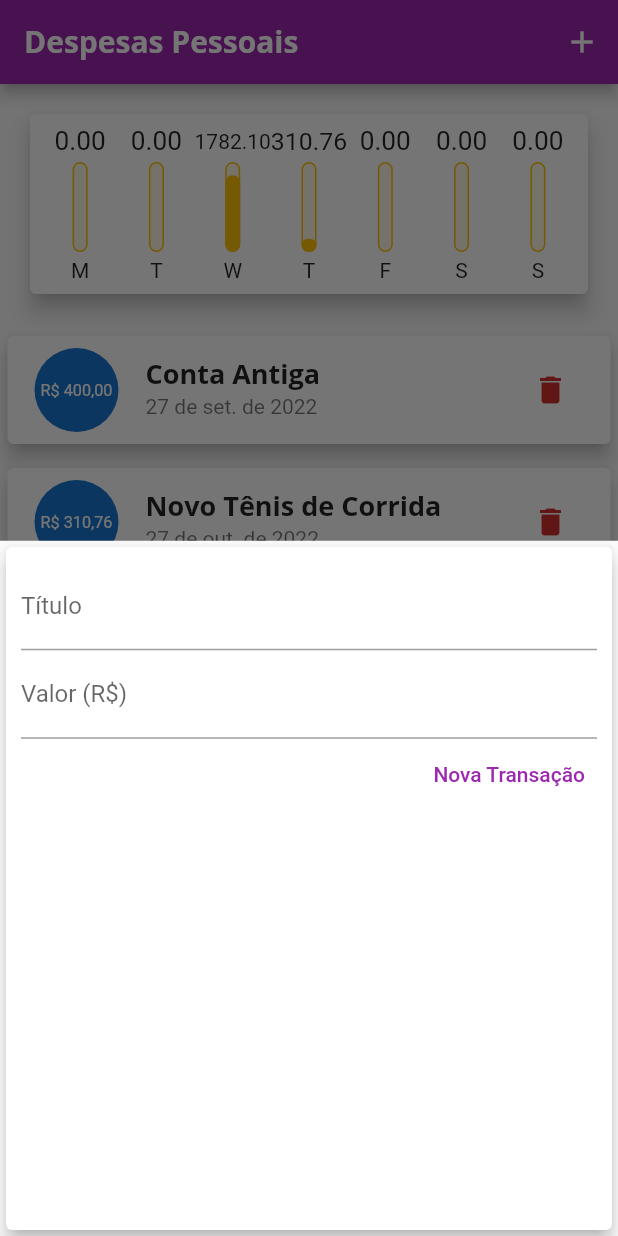
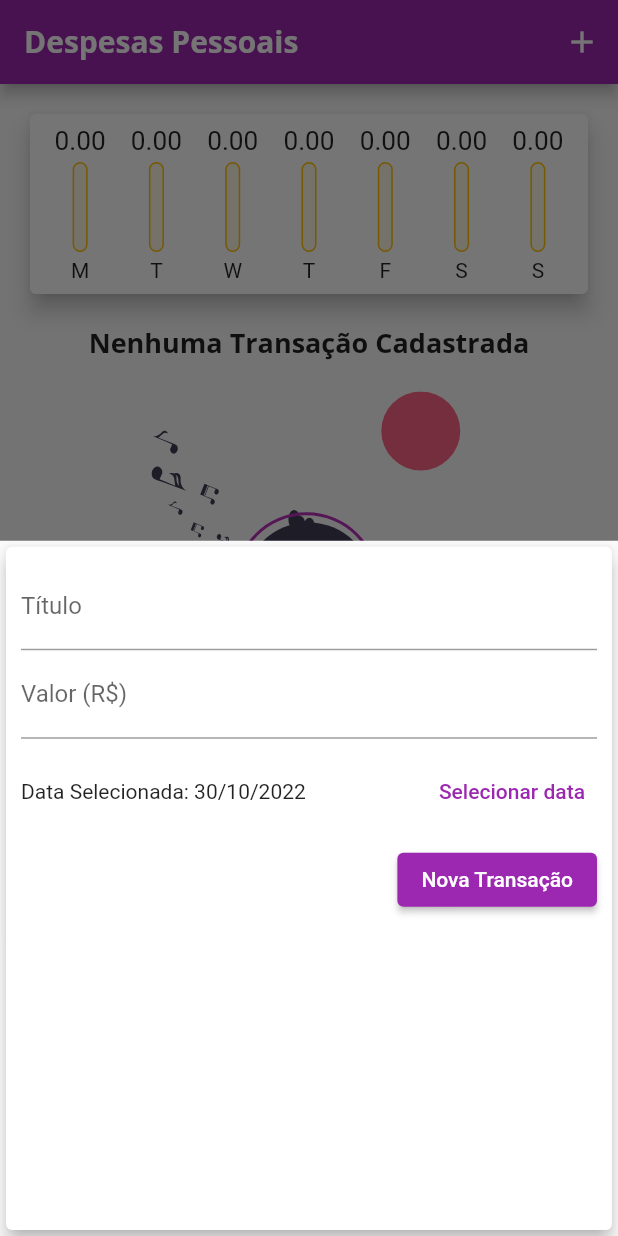
Before and after one commit to TonySilva7/expenses, a Flutter app: the screen it shows after launch, after a tap on the "add" icon, on a phone screen of 412 x 824 dp. Run offline on Flutter 3.47's test engine with Material 2 defaults, Android fonts, the light colour scheme and no system bars; our stand-ins replace flutter_svg.

Commit message:
feat: add value date picker

```diff
--- a/lib/components/chart.dart
+++ b/lib/components/chart.dart
@@ -53,7 +53,9 @@ class Chart extends StatelessWidget {
               child: ChartBar(
                 label: trans['day'].toString(),
                 value: trans['value'] as double,
-                percentage: (trans['value'] as double) / _weekTotalValue,
+                percentage: _weekTotalValue == 0
+                    ? 0
+                    : (trans['value'] as double) / _weekTotalValue,
               ),
             );
           }).toList(),
--- a/lib/components/transaction_form.dart
+++ b/lib/components/transaction_form.dart
@@ -1,7 +1,8 @@
 import 'package:flutter/material.dart';
+import 'package:intl/intl.dart';
 
 class TransactionForm extends StatefulWidget {
-  final void Function(String, double) handleSubmit;
+  final void Function(String, double, DateTime) handleSubmit;
 
   const TransactionForm({super.key, required this.handleSubmit});
 
@@ -10,19 +11,36 @@ class TransactionForm extends StatefulWidget {
 }
 
 class _TransactionFormState extends State<TransactionForm> {
-  final titleController = TextEditingController();
-
-  final valueController = TextEditingController();
+  final _titleController = TextEditingController();
+  final _valueController = TextEditingController();
+  DateTime _selectedDate = DateTime.now();
 
   void _handleOnSubmit() {
-    final title = titleController.text;
-    final value = double.tryParse(valueController.text) ?? 0.0;
+    final title = _titleController.text;
+    final value = double.tryParse(_valueController.text) ?? 0.0;
 
     if (title.isEmpty || value <= 0) {
       return;
     }
 
-    widget.handleSubmit(title, value);
+    widget.handleSubmit(title, value, _selectedDate);
+  }
+
+  _showDatePicker() {
+    showDatePicker(
+      context: context,
+      initialDate: DateTime.now(),
+      firstDate: DateTime(2021),
+      lastDate: DateTime.now(),
+    ).then((pickedDate) {
+      if (pickedDate == null) {
+        return;
+      }
+
+      setState(() {
+        _selectedDate = pickedDate;
+      });
+    });
   }
 
   @override
@@ -35,23 +53,44 @@ class _TransactionFormState extends State<TransactionForm> {
           children: <Widget>[
             TextField(
               decoration: const InputDecoration(labelText: 'Título'),
-              controller: titleController,
+              controller: _titleController,
               onSubmitted: (_) => _handleOnSubmit(),
             ),
             TextField(
-              controller: valueController,
+              controller: _valueController,
               keyboardType:
                   const TextInputType.numberWithOptions(decimal: true),
               onSubmitted: (_) => _handleOnSubmit(),
               decoration: const InputDecoration(labelText: 'Valor (R\$)'),
             ),
+            SizedBox(
+              height: 70,
+              child: Row(
+                mainAxisAlignment: MainAxisAlignment.end,
+                children: <Widget>[
+                  Expanded(
+                    child: Text(
+                      'Data Selecionada: ${DateFormat('dd/MM/y').format(_selectedDate)}',
+                    ),
+                  ),
+                  TextButton(
+                    style: TextButton.styleFrom(
+                      foregroundColor: Theme.of(context).colorScheme.primary,
+                    ),
+                    onPressed: _showDatePicker, // date picker do flutter
+                    child: const Text('Selecionar data'),
+                  ),
+                ],
+              ),
+            ),
             Row(
               mainAxisAlignment: MainAxisAlignment.end,
               children: [
-                TextButton(
+                ElevatedButton(
                   onPressed: _handleOnSubmit,
-                  style: TextButton.styleFrom(
-                    foregroundColor: Colors.purple,
+                  style: ElevatedButton.styleFrom(
+                    foregroundColor: Theme.of(context).textTheme.button?.color,
+                    backgroundColor: Theme.of(context).colorScheme.primary,
                   ),
                   child: const Text('Nova Transação'),
                 ),
--- a/lib/main.dart
+++ b/lib/main.dart
@@ -28,6 +28,9 @@ class ExpensesApp extends StatelessWidget {
             fontWeight: FontWeight.bold,
             color: Colors.black87,
           ),
+          button: const TextStyle(
+            color: Colors.white,
+          ),
         ),
         appBarTheme: const AppBarTheme(
           titleTextStyle: TextStyle(
@@ -49,38 +52,7 @@ class MyHomePage extends StatefulWidget {
 }
 
 class MyHomePageState extends State<MyHomePage> {
-  final List<Transaction> _transactions = [
-    Transaction(
-      id: 't0',
-      title: 'Conta Antiga',
-      value: 400.00,
-      date: DateTime.now().subtract(const Duration(days: 33)),
-    ),
-    Transaction(
-      id: 't1',
-      title: 'Novo Tênis de Corrida',
-      value: 310.76,
-      date: DateTime.now().subtract(const Duration(days: 3)),
-    ),
-    Transaction(
-      id: 't2',
-      title: 'Conta de Luz',
-      value: 211.30,
-      date: DateTime.now().subtract(const Duration(days: 4)),
-    ),
-    Transaction(
-      id: 't3',
-      title: 'Internet',
-      value: 120.80,
-      date: DateTime.now().subtract(const Duration(days: 4)),
-    ),
-    Transaction(
-      id: 't4',
-      title: 'Cartão de Crédito',
-      value: 1450.00,
-      date: DateTime.now().subtract(const Duration(days: 4)),
-    ),
-  ];
+  final List<Transaction> _transactions = [];
 
   // retorna uma lista de transações que foram realizadas nos últimos 7 dias
   List<Transaction> get _recentTransactions {
@@ -93,12 +65,12 @@ class MyHomePageState extends State<MyHomePage> {
     }).toList();
   }
 
-  _addTransaction(String title, double value) {
+  _addTransaction(String title, double value, DateTime date) {
     final newTransaction = Transaction(
       id: Random().nextDouble().toString(),
       title: title,
       value: value,
-      date: DateTime.now(),
+      date: date,
     );
 
     setState(() {
```
